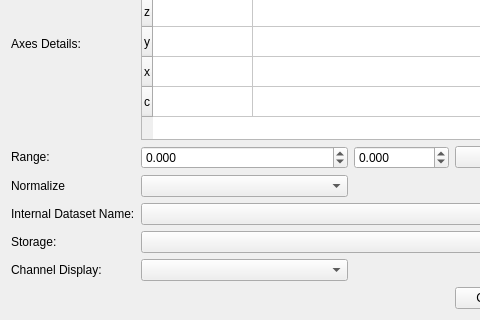
Above: ilastik/applets/dataSelection/datasetInfoEditorWidget.ui from ilastik/ilastik before the change; both pictures show x 0 to 480 and y 159 to 479 of the 692 by 479 pixel window. Below: the same form after it.
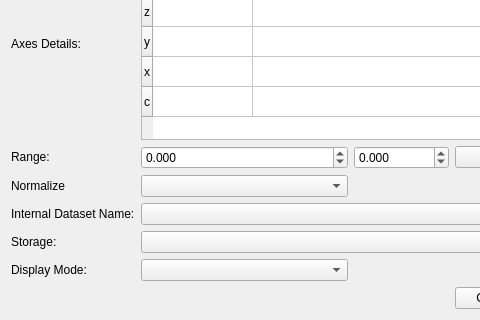
That is the form after the change. Icons and pictures are not drawn. Custom widgets are drawn as their Qt base class.

Commit message: DataSelection: 'Channel Display' setting is now 'Display Mode', and it is stored directly in DatasetInfo.display_mode, not in the axistags.description. Also, added support for two new modes, 'random-colortable' and 'binary-mask'.

The edit to the form file:
```diff
--- a/ilastik/applets/dataSelection/datasetInfoEditorWidget.ui
+++ b/ilastik/applets/dataSelection/datasetInfoEditorWidget.ui
@@ -364,7 +364,7 @@
         </sizepolicy>
        </property>
        <property name="text">
-        <string>Channel Display:</string>
+        <string>Display Mode:</string>
        </property>
       </widget>
      </item>
```
Left out of the diff: 2 changed lines with no effect on the pictures. The commit also changes 4 other files.
